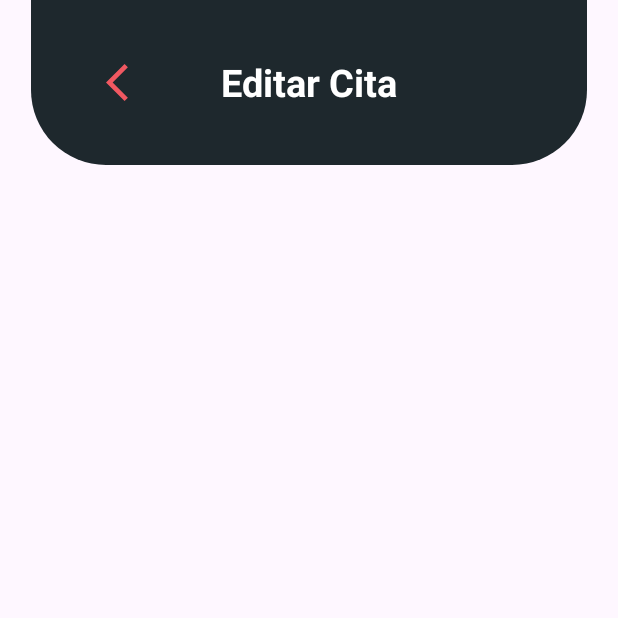
After one commit to Carlos-39/equipoCatorce, an Android app: the fragment EditAppointmentFragment shown on its own in the app's theme, on a phone screen of 412 x 824 dp, the top half of it. The commit adds this screen. Run offline under Robolectric (Android 15) with nearby library versions, the phone set to English and light mode, and no system bars; our stand-ins replace data binding.

Commit message:
toolbar estandar creada

```diff
--- a/app/build.gradle.kts
+++ b/app/build.gradle.kts
@@ -87,4 +87,7 @@ dependencies {
 
     //Glide (Consumir imagenes API)
     implementation ("com.github.bumptech.glide:glide:4.12.0")
+
+    // toolbar
+    implementation ("androidx.coordinatorlayout:coordinatorlayout:1.3.0")
 }
--- /dev/null
+++ b/app/src/main/java/com/example/equipocatorce/view/fragment/EditAppointmentFragment.kt
@@ -0,0 +1,23 @@
+package com.example.equipocatorce.view.fragment
+
+import android.os.Bundle
+import androidx.fragment.app.Fragment
+import android.view.LayoutInflater
+import android.view.View
+import android.view.ViewGroup
+import android.view.inputmethod.InputBinding
+import com.example.equipocatorce.R
+import com.example.equipocatorce.databinding.FragmentEditAppointmentBinding
+
+class EditAppointmentFragment : Fragment() {
+    private lateinit var binding: FragmentEditAppointmentBinding
+
+    override fun onCreateView(
+        inflater: LayoutInflater, container: ViewGroup?,
+        savedInstanceState: Bundle?
+    ): View {
+        binding = FragmentEditAppointmentBinding.inflate(inflater)
+        binding.lifecycleOwner = this
+        return binding.root
+    }
+}
--- /dev/null
+++ b/app/src/main/res/layout/fragment_edit_appointment.xml
@@ -0,0 +1,28 @@
+<?xml version="1.0" encoding="utf-8"?>
+<layout xmlns:android="http://schemas.android.com/apk/res/android"
+    xmlns:tools="http://schemas.android.com/tools"
+    xmlns:app="http://schemas.android.com/apk/res-auto">
+
+    <data>
+
+    </data>
+
+    <androidx.constraintlayout.widget.ConstraintLayout
+        android:layout_width="match_parent"
+        android:layout_height="match_parent">
+
+        <!-- Toolbar-->
+        <include
+            layout="@layout/toolbar"
+            android:id="@+id/includeToolbar"
+            android:layout_width="0dp"
+            android:layout_height="wrap_content"
+            app:layout_constraintTop_toTopOf="parent"
+            app:layout_constraintStart_toStartOf="parent"
+            app:layout_constraintEnd_toEndOf="parent"
+            app:layout_constraintWidth_percent="0.9" />
+
+
+    </androidx.constraintlayout.widget.ConstraintLayout>
+
+</layout>
--- /dev/null
+++ b/app/src/main/res/layout/toolbar.xml
@@ -0,0 +1,42 @@
+<?xml version="1.0" encoding="utf-8"?>
+<layout xmlns:android="http://schemas.android.com/apk/res/android"
+    xmlns:app="http://schemas.android.com/apk/res-auto"
+    xmlns:tools="http://schemas.android.com/tools">
+
+    <androidx.coordinatorlayout.widget.CoordinatorLayout
+        android:layout_width="match_parent"
+        android:layout_height="wrap_content">
+
+        <androidx.appcompat.widget.Toolbar
+            android:id="@+id/myToolbar"
+            android:layout_width="match_parent"
+            android:layout_height="110dp"
+            android:background="@drawable/toolbar"
+            android:elevation="6dp"
+            android:padding="12dp"
+            app:popupTheme="@style/ThemeOverlay.AppCompat.Light">
+
+            <ImageView
+                android:id="@+id/ivBack"
+                android:layout_width="30dp"
+                android:layout_height="30dp"
+                android:layout_gravity="start"
+                android:layout_marginStart="50dp"
+                android:clickable="true"
+                android:contentDescription="Atrás"
+                android:focusable="true"
+                android:src="@drawable/ic_back_arrow" />
+
+            <TextView
+                android:id="@+id/tvText"
+                android:layout_width="wrap_content"
+                android:layout_height="wrap_content"
+                android:layout_gravity="center"
+                android:text="@string/editar_cita"
+                android:textColor="@color/white"
+                android:textSize="25sp"
+                android:textStyle="bold" />
+        </androidx.appcompat.widget.Toolbar>
+
+    </androidx.coordinatorlayout.widget.CoordinatorLayout>
+</layout>
--- a/app/src/main/res/values/strings.xml
+++ b/app/src/main/res/values/strings.xml
@@ -1,3 +1,7 @@
 <resources>
     <string name="app_name">equipoCatorce</string>
+    <!-- TODO: Remove or change this placeholder text -->
+    <string name="hello_blank_fragment">Hello blank fragment</string>
+
+    <string name="editar_cita">Editar Cita</string>
 </resources>
--- a/build.gradle.kts
+++ b/build.gradle.kts
@@ -1,6 +1,6 @@
 // Top-level build file where you can add configuration options common to all sub-projects/modules.
 plugins {
-    id("com.android.application") version "8.9.0" apply false
+    id("com.android.application") version "8.8.2" apply false
     id("org.jetbrains.kotlin.android") version "2.1.0" apply false
     id("com.google.devtools.ksp") version "2.0.21-1.0.27" apply false
 }
```
Also changed, not shown: gradle/wrapper/gradle-wrapper.properties.
